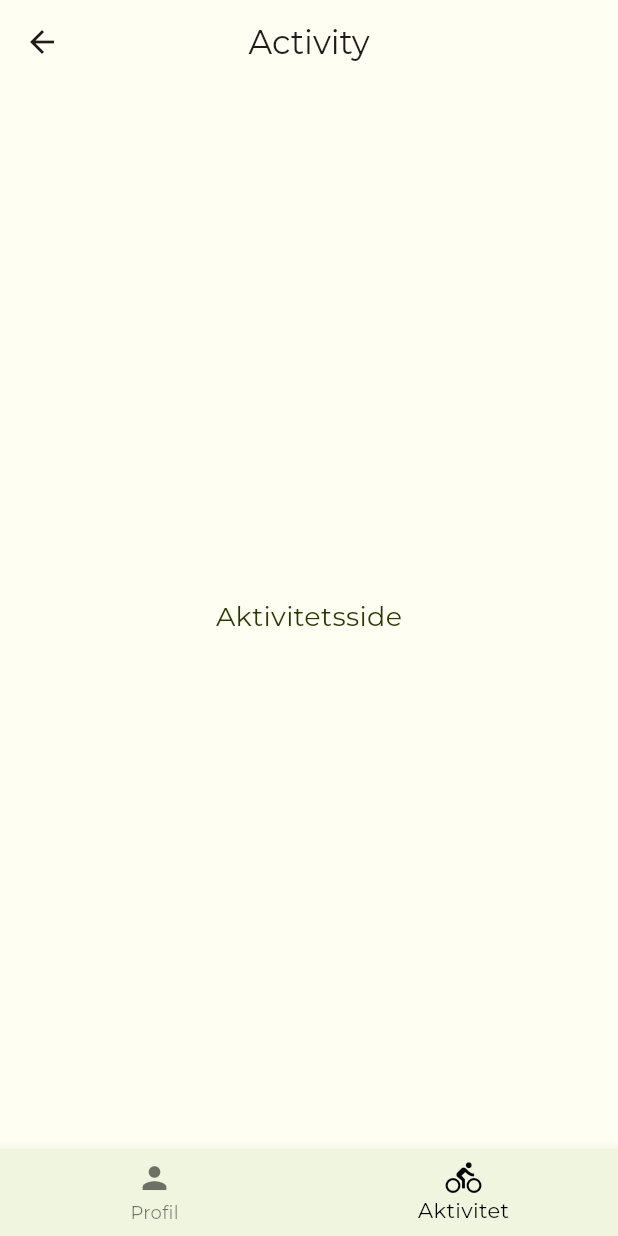
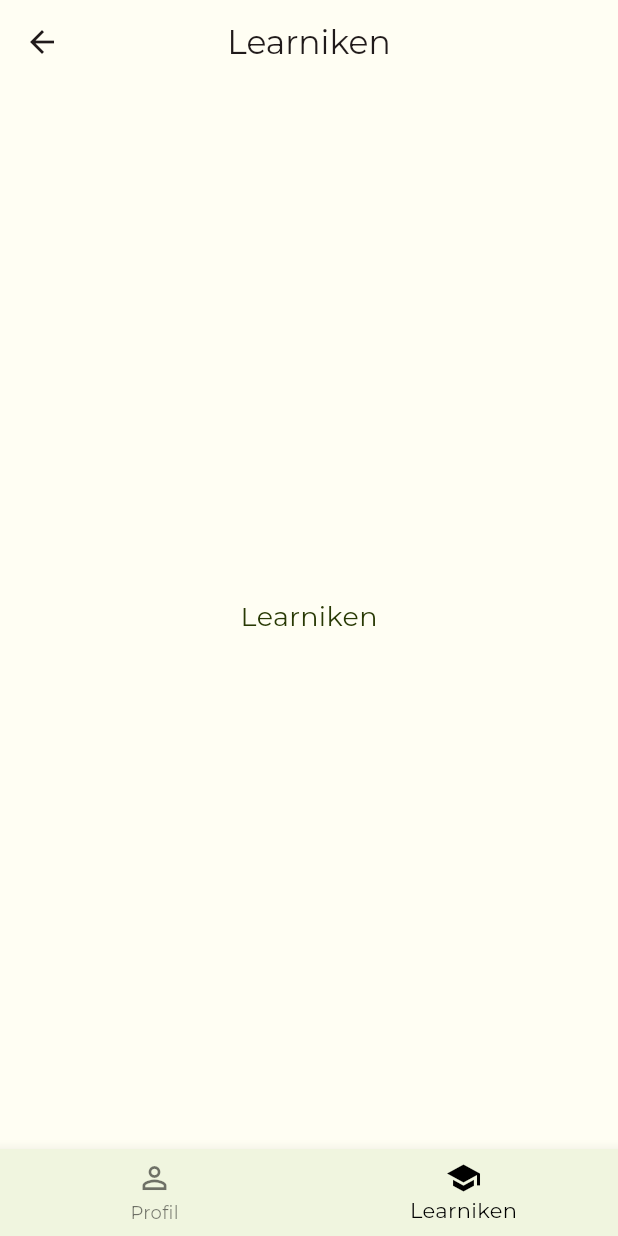
Before and after one commit to Madserello/learniken-flutter, a Flutter app: the AuthenticatedScreen screen opened by its route, item 2 of the bottom bar chosen, on a phone screen of 412 x 824 dp. Run offline on Flutter 3.47's test engine with Material 3 defaults, Android fonts, the phone set to English and light mode, and no system bars; our stand-ins replace flutter_svg, google_fonts; generated files the repository leaves out were written again.

Commit message:
Renaming and goodness

```diff
--- a/learniken_flutter/lib/src/app.dart
+++ b/learniken_flutter/lib/src/app.dart
@@ -5,7 +5,7 @@ import 'package:google_fonts/google_fonts.dart';
 import 'package:learniken_flutter/src/login/login_screen.dart';
 import 'package:learniken_flutter/src/authenticated/authenticated_screen.dart';
 import 'package:learniken_flutter/src/profile/profile_screen.dart';
-import 'package:learniken_flutter/src/activity/activity_screen.dart';
+import 'package:learniken_flutter/src/learniken/learniken_screen.dart';
 import 'settings/settings_controller.dart';
 import 'settings/settings_view.dart';
 
@@ -45,7 +45,7 @@ class MyApp extends StatelessWidget {
             GlobalCupertinoLocalizations.delegate,
           ],
           supportedLocales: const [
-            Locale('en', ''), // English, no country code
+            // Locale('en', ''), // English, no country code
             Locale('no', '')
           ],
 
@@ -107,8 +107,8 @@ class MyApp extends StatelessWidget {
                     return const AuthenticatedScreen();
                   case ProfileScreen.routeName:
                     return const ProfileScreen();
-                  case ActivityScreen.routeName:
-                    return const ActivityScreen();
+                  case LearnikenScreen.routeName:
+                    return const LearnikenScreen();
                   case LoginScreen.routeName:
                   default:
                     return const LoginScreen();
--- a/learniken_flutter/lib/src/authenticated/authenticated_screen.dart
+++ b/learniken_flutter/lib/src/authenticated/authenticated_screen.dart
@@ -1,6 +1,6 @@
 import 'package:flutter/material.dart';
 import 'package:learniken_flutter/src/profile/profile_screen.dart';
-import 'package:learniken_flutter/src/activity/activity_screen.dart';
+import 'package:learniken_flutter/src/learniken/learniken_screen.dart';
 import 'package:flutter_gen/gen_l10n/app_localizations.dart';
 
 class AuthenticatedScreen extends StatefulWidget {
@@ -18,28 +18,32 @@ class AuthenticatedScreenState extends State<AuthenticatedScreen> {
   // Liste av skjermene i nav bar
   final List<Widget> _screens = const [
     ProfileScreen(),
-    ActivityScreen(),
+    LearnikenScreen(),
   ];
 
   @override
   Widget build(BuildContext context) {
     return Scaffold(
       appBar: AppBar(
-        title: Text(_currentIndex == 0
-            ? AppLocalizations.of(context)!.profile
-            : AppLocalizations.of(context)!.activity),
+        title: Text(
+          _currentIndex == 0
+              ? AppLocalizations.of(context)!.profile
+              : AppLocalizations.of(context)!.learniken,
+        ),
       ),
       body: _screens[_currentIndex],
       bottomNavigationBar: BottomNavigationBar(
         currentIndex: _currentIndex,
         items: const [
           BottomNavigationBarItem(
-            icon: Icon(Icons.person),
+            icon: Icon(Icons.person_outline),
+            activeIcon: Icon(Icons.person),
             label: 'Profil',
           ),
           BottomNavigationBarItem(
-            icon: Icon(Icons.directions_bike),
-            label: 'Aktivitet',
+            icon: Icon(Icons.school_outlined),
+            activeIcon: Icon(Icons.school),
+            label: 'Learniken',
           ),
         ],
         onTap: (int index) {
--- a/learniken_flutter/lib/src/activity/activity_screen.dart
+++ b/learniken_flutter/lib/src/learniken/learniken_screen.dart
@@ -1,14 +1,14 @@
 import 'package:flutter/material.dart';
 
-class ActivityScreen extends StatelessWidget {
-  static const routeName = '/activity';
-  const ActivityScreen({super.key});
+class LearnikenScreen extends StatelessWidget {
+  static const routeName = '/learniken';
+  const LearnikenScreen({super.key});
 
   @override
   Widget build(BuildContext context) {
     return const Center(
       child: Text(
-        'Aktivitetsside',
+        'Learniken',
         style: TextStyle(fontSize: 18),
       ),
     );
--- a/learniken_flutter/lib/src/localization/app_en.arb
+++ b/learniken_flutter/lib/src/localization/app_en.arb
@@ -4,5 +4,5 @@
     "description": "The title of the application"
   },
   "profile": "Profile",
-  "activity": "Activity"
+  "learniken": "Learniken"
 }
--- a/learniken_flutter/lib/src/localization/app_no.arb
+++ b/learniken_flutter/lib/src/localization/app_no.arb
@@ -4,5 +4,5 @@
       "description": "Tittelen for appen"
     },
     "profile": "Profil",
-    "activity": "Aktivitet"
+    "learniken": "Learniken"
   }
```
